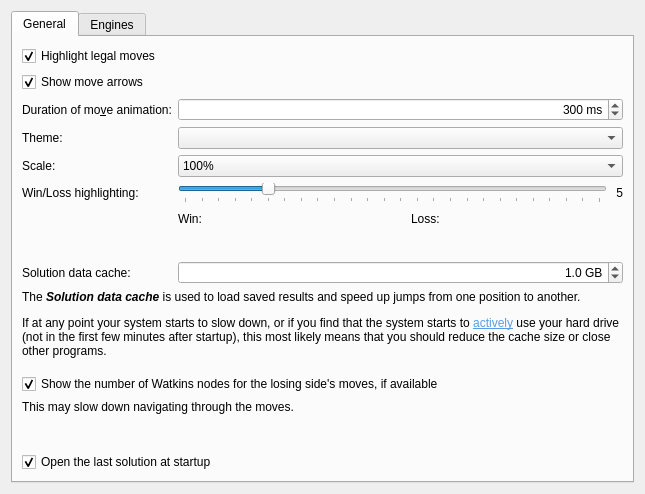
This is projects/gui/ui/settingsdlg.ui in tolius/solver as Qt 5 draws it before an edit. The edited form follows.
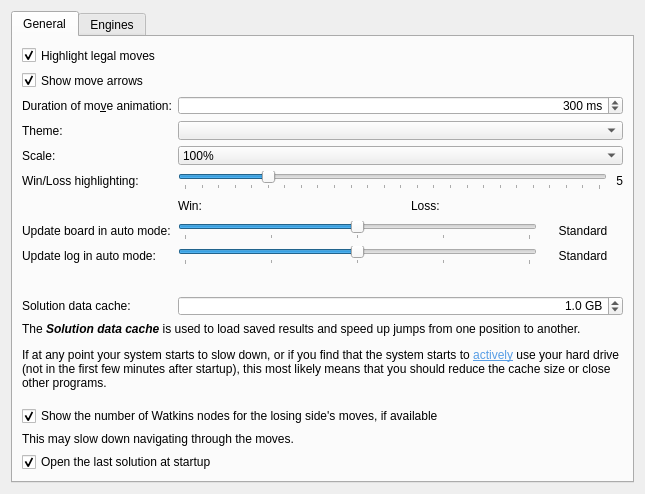
This is the edited form.

Diff of the .ui file:
```diff
--- a/projects/gui/ui/settingsdlg.ui
+++ b/projects/gui/ui/settingsdlg.ui
@@ -269,7 +269,7 @@
            </item>
           </layout>
          </item>
-         <item row="7" column="0">
+         <item row="9" column="0">
           <spacer name="horizontalSpacer">
            <property name="orientation">
             <enum>Qt::Horizontal</enum>
@@ -282,14 +282,14 @@
            </property>
           </spacer>
          </item>
-         <item row="8" column="0">
+         <item row="10" column="0">
           <widget class="QLabel" name="label_5">
            <property name="text">
             <string>Solution data cache:</string>
            </property>
           </widget>
          </item>
-         <item row="8" column="1">
+         <item row="10" column="1">
           <widget class="QDoubleSpinBox" name="m_bookCache">
            <property name="alignment">
             <set>Qt::AlignRight|Qt::AlignTrailing|Qt::AlignVCenter</set>
@@ -311,6 +311,113 @@
            </property>
           </widget>
          </item>
+         <item row="7" column="0">
+          <widget class="QLabel" name="label_12">
+           <property name="text">
+            <string>Update board in auto mode:</string>
+           </property>
+          </widget>
+         </item>
+         <item row="7" column="1">
+          <layout class="QHBoxLayout" name="horizontalLayout_3">
+           <item>
+            <widget class="QSlider" name="m_slider_BoardUpdate">
+             <property name="minimum">
+              <number>1</number>
+             </property>
+             <property name="maximum">
+              <number>5</number>
+             </property>
+             <property name="pageStep">
+              <number>1</number>
+             </property>
+             <property name="value">
+              <number>3</number>
+             </property>
+             <property name="orientation">
+              <enum>Qt::Horizontal</enum>
+             </property>
+             <property name="tickPosition">
+              <enum>QSlider::TicksBelow</enum>
+             </property>
+             <property name="tickInterval">
+              <number>1</number>
+             </property>
+            </widget>
+           </item>
+           <item>
+            <widget class="QLabel" name="m_label_BoardUpdate">
+             <property name="minimumSize">
+              <size>
+               <width>80</width>
+               <height>0</height>
+              </size>
+             </property>
+             <property name="text">
+              <string>Standard</string>
+             </property>
+             <property name="alignment">
+              <set>Qt::AlignCenter</set>
+             </property>
+            </widget>
+           </item>
+          </layout>
+         </item>
+         <item row="8" column="0">
+          <widget class="QLabel" name="label_15">
+           <property name="text">
+            <string>Update log in auto mode:</string>
+           </property>
+          </widget>
+         </item>
+         <item row="8" column="1">
+          <layout class="QHBoxLayout" name="horizontalLayout_4">
+           <item>
+            <widget class="QSlider" name="m_slider_LogUpdate">
+             <property name="minimum">
+              <number>1</number>
+             </property>
+             <property name="maximum">
+              <number>5</number>
+             </property>
+             <property name="pageStep">
+              <number>1</number>
+             </property>
+             <property name="value">
+              <number>3</number>
+             </property>
+             <property name="orientation">
+              <enum>Qt::Horizontal</enum>
+             </property>
+             <property name="tickPosition">
+              <enum>QSlider::TicksBelow</enum>
+             </property>
+             <property name="tickInterval">
+              <number>1</number>
+             </property>
+            </widget>
+           </item>
+           <item>
+            <widget class="QLabel" name="m_label_LogUpdate">
+             <property name="minimumSize">
+              <size>
+               <width>80</width>
+               <height>0</height>
+              </size>
+             </property>
+             <property name="text">
+              <string>Standard</string>
+             </property>
+             <property name="textFormat">
+              <enum>Qt::PlainText</enum>
+             </property>
+             <property name="alignment">
+              <set>Qt::AlignCenter</set>
+             </property>
+            </widget>
+           </item>
+          </layout>
+         </item>
         </layout>
        </item>
        <item>
```
